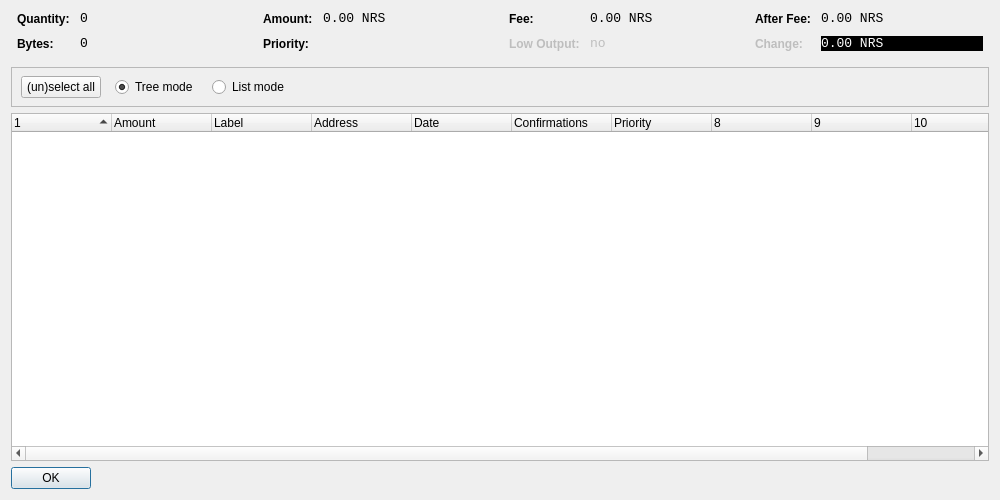
Qt form src/qt/forms/coincontroldialog.ui (NoirX/NoirShares-v2-old) before a commit.
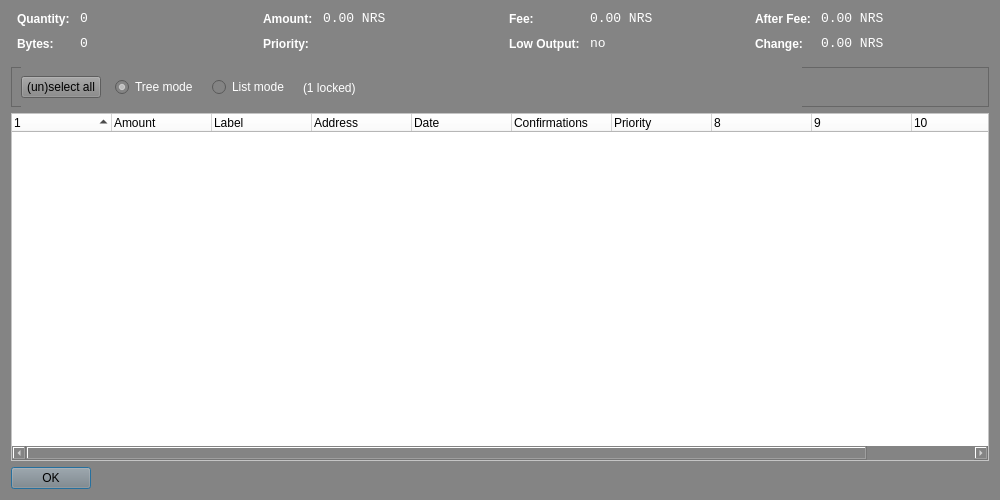
The same form after that commit. Custom widgets are drawn as their Qt base class.

The edit to the form file:
```diff
--- a/src/qt/forms/coincontroldialog.ui
+++ b/src/qt/forms/coincontroldialog.ui
@@ -13,6 +13,10 @@
   <property name="windowTitle">
    <string>Coin Control</string>
   </property>
+  <property name="styleSheet">
+   <string notr="true">background-color: rgb(132, 132, 132);
+color: rgb(255, 255, 255);</string>
+  </property>
   <layout class="QVBoxLayout" name="verticalLayout">
    <item>
     <layout class="QHBoxLayout" name="horizontalLayoutTop" stretch="0,0,0,0">
@@ -329,9 +333,6 @@
        </item>
        <item row="1" column="1">
         <widget class="QLabel" name="labelCoinControlChange">
-         <property name="styleSheet">
-          <string notr="true">color:white;background-color:black;border-width:1px</string>
-         </property>
          <property name="enabled">
           <bool>false</bool>
          </property>
@@ -394,6 +395,9 @@
            <verstretch>0</verstretch>
           </sizepolicy>
          </property>
+         <property name="styleSheet">
+          <string notr="true">color: rgb(0, 0, 0);</string>
+         </property>
          <property name="text">
           <string>(un)select all</string>
          </property>
@@ -428,7 +432,7 @@
          </property>
         </widget>
        </item>
-<!--       <item>
+       <item>
         <widget class="QLabel" name="labelLocked">
          <property name="text">
           <string>(1 locked)</string>
@@ -458,6 +462,10 @@
      <property name="contextMenuPolicy">
       <enum>Qt::CustomContextMenu</enum>
      </property>
+     <property name="styleSheet">
+      <string notr="true">background-color: rgb(255, 255, 255);
+color: rgb(0, 0, 0);</string>
+     </property>
      <property name="sortingEnabled">
       <bool>false</bool>
      </property>
@@ -538,6 +546,9 @@
        <verstretch>0</verstretch>
       </sizepolicy>
      </property>
+     <property name="styleSheet">
+      <string notr="true">color: rgb(0, 0, 0);</string>
+     </property>
      <property name="orientation">
       <enum>Qt::Horizontal</enum>
      </property>
```
Left out of the diff: 13 changed lines with no effect on the pictures.
